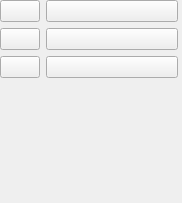
Old version of the form SpriteEditor/toolbar.ui in the repository prkholl24/sprite-editor.
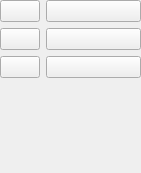
New version of the form. Icons and pictures are not drawn.

Diff of the .ui file:
```diff
--- a/SpriteEditor/toolbar.ui
+++ b/SpriteEditor/toolbar.ui
@@ -6,8 +6,8 @@
    <rect>
     <x>0</x>
     <y>0</y>
-    <width>182</width>
-    <height>203</height>
+    <width>141</width>
+    <height>173</height>
    </rect>
   </property>
   <property name="windowTitle">
@@ -18,7 +18,7 @@
     <rect>
      <x>0</x>
      <y>0</y>
-     <width>178</width>
+     <width>141</width>
      <height>201</height>
     </rect>
    </property>
```
